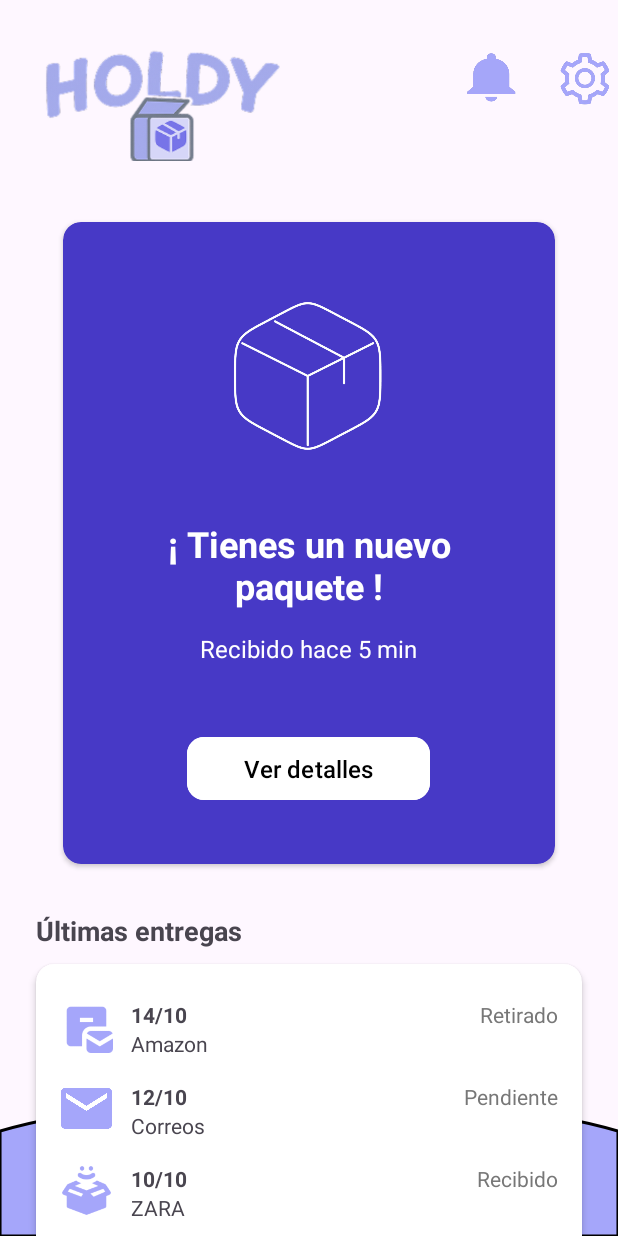
After one commit to LuisFV7/Holdy, an Android app: the layout inicio.xml on its own in the app's theme, with its tools: preview values and no code run, on a phone screen of 412 x 824 dp. The commit adds this screen. Run offline under Robolectric (Android 15) with nearby library versions, the phone set to English and light mode, and no system bars.

Commit message:
Diseño Inicio

```diff
--- a/app/build.gradle
+++ b/app/build.gradle
@@ -38,6 +38,7 @@ dependencies {
     implementation libs.material
     implementation libs.activity
     implementation libs.constraintlayout
+    implementation libs.firebase.firestore
     testImplementation libs.junit
     androidTestImplementation libs.ext.junit
     androidTestImplementation libs.espresso.core
--- a/app/src/main/java/com/example/holdy/LoginActivity.java
+++ b/app/src/main/java/com/example/holdy/LoginActivity.java
@@ -154,4 +154,9 @@ public class LoginActivity extends AppCompatActivity {
     public void volverAMain(View view) {
         finish();
     }
+
+    public void irARegistrarte(View view) {
+        Intent i = new Intent(this, RegistrarteActivity.class);
+        startActivity(i);
+    }
 }
--- /dev/null
+++ b/app/src/main/res/drawable/nav_background_curve.xml
@@ -0,0 +1,21 @@
+<?xml version="1.0" encoding="utf-8"?>
+<vector xmlns:android="http://schemas.android.com/apk/res/android"
+    android:width="400dp"
+    android:height="100dp"
+    android:viewportWidth="400"
+    android:viewportHeight="100">
+
+    <group
+        android:pivotX="200"
+        android:pivotY="50"
+        android:rotation="180">
+
+        <path
+            android:fillColor="#A5A6FA"
+            android:strokeColor="#000000"
+            android:strokeWidth="2"
+            android:pathData="M0,0 L400,0 L400,70
+                              C300,100 100,100 0,70
+                              Z" />
+    </group>
+</vector>
--- a/app/src/main/res/layout/activity_main.xml
+++ b/app/src/main/res/layout/activity_main.xml
@@ -71,6 +71,7 @@
         android:layout_marginTop="24dp"
         android:backgroundTint="#a5a6fa"
         android:fontFamily="@font/inter_semibold"
+        android:onClick="irARegistrarte"
         android:text="Registrarse"
         android:textColor="#23295c"
         android:textSize="14sp"
--- /dev/null
+++ b/app/src/main/res/layout/inicio.xml
@@ -0,0 +1,299 @@
+<?xml version="1.0" encoding="utf-8"?>
+<androidx.constraintlayout.widget.ConstraintLayout xmlns:android="http://schemas.android.com/apk/res/android"
+    xmlns:app="http://schemas.android.com/apk/res-auto"
+    xmlns:tools="http://schemas.android.com/tools"
+    android:layout_width="match_parent"
+    android:layout_height="match_parent"
+    android:backgroundTint="#FFFFFF">
+
+    <ImageView
+        android:id="@+id/imageView"
+        android:layout_width="186dp"
+        android:layout_height="116dp"
+        android:layout_marginStart="16dp"
+        android:layout_marginTop="8dp"
+        app:layout_constraintStart_toStartOf="parent"
+        app:layout_constraintTop_toTopOf="parent"
+        app:srcCompat="@drawable/logo" />
+
+    <ImageView
+        android:id="@+id/imageView9"
+        android:layout_width="40dp"
+        android:layout_height="40dp"
+        android:layout_marginStart="106dp"
+        android:layout_marginTop="32dp"
+        app:layout_constraintStart_toEndOf="@+id/imageView"
+        app:layout_constraintTop_toTopOf="parent"
+        app:srcCompat="@drawable/notificaciones" />
+
+    <ImageView
+        android:id="@+id/imageView10"
+        android:layout_width="35dp"
+        android:layout_height="35dp"
+        android:layout_marginStart="24dp"
+        app:layout_constraintBottom_toBottomOf="@+id/imageView9"
+        app:layout_constraintStart_toEndOf="@+id/imageView9"
+        app:layout_constraintTop_toTopOf="@+id/imageView9"
+        app:srcCompat="@drawable/settings" />
+
+    <!-- TARJETA MORADA DEL PAQUETE NUEVO -->
+    <androidx.cardview.widget.CardView
+        android:id="@+id/cardNuevoPaquete"
+        android:layout_width="328dp"
+        android:layout_height="428dp"
+        android:layout_marginStart="24dp"
+        android:layout_marginTop="24dp"
+        android:layout_marginEnd="24dp"
+        app:cardBackgroundColor="#4739C6"
+        app:cardCornerRadius="12dp"
+        app:layout_constraintEnd_toEndOf="parent"
+        app:layout_constraintStart_toStartOf="parent"
+        app:layout_constraintTop_toBottomOf="@+id/imageView">
+
+        <LinearLayout
+            android:layout_width="match_parent"
+            android:layout_height="411dp"
+            android:gravity="center"
+            android:orientation="vertical"
+            android:padding="24dp">
+
+            <ImageView
+                android:layout_width="120dp"
+                android:layout_height="157dp"
+                android:contentDescription="box"
+                android:src="@drawable/paquete_inicio" />
+
+            <TextView
+                android:layout_width="wrap_content"
+                android:layout_height="81dp"
+                android:layout_marginTop="8dp"
+                android:gravity="center"
+                android:text="¡ Tienes un nuevo paquete !"
+                android:textColor="@android:color/white"
+                android:textSize="24sp"
+                android:textStyle="bold" />
+
+            <TextView
+                android:layout_width="wrap_content"
+                android:layout_height="50dp"
+                android:layout_marginTop="4dp"
+                android:text="Recibido hace 5 min"
+                android:textColor="@android:color/white"
+                android:textSize="16sp" />
+
+            <Button
+                android:id="@+id/btnVerDetalles"
+                android:layout_width="162dp"
+                android:layout_height="50dp"
+                android:layout_marginTop="16dp"
+                android:backgroundTint="#FFFFFF"
+                android:text="Ver detalles"
+                android:textColor="#000000"
+                android:textSize="16sp"
+                app:cornerRadius="11dp" />
+
+        </LinearLayout>
+    </androidx.cardview.widget.CardView>
+
+
+    <!-- TEXTO “Últimas entregas” -->
+    <TextView
+        android:id="@+id/txtUltimas"
+        android:layout_width="wrap_content"
+        android:layout_height="wrap_content"
+        android:layout_marginStart="24dp"
+        android:layout_marginTop="32dp"
+        android:text="Últimas entregas"
+        android:textSize="18sp"
+        android:textStyle="bold"
+        app:layout_constraintStart_toStartOf="parent"
+        app:layout_constraintTop_toBottomOf="@+id/cardNuevoPaquete" />
+
+
+    <!-- CUADRO DE ÚLTIMAS ENTREGAS -->
+    <androidx.cardview.widget.CardView
+        android:id="@+id/cardEntregas"
+        android:layout_width="0dp"
+        android:layout_height="wrap_content"
+        android:layout_marginStart="24dp"
+        android:layout_marginTop="10dp"
+        android:layout_marginEnd="24dp"
+        app:cardCornerRadius="12dp"
+        app:cardElevation="3dp"
+        app:layout_constraintEnd_toEndOf="parent"
+        app:layout_constraintStart_toStartOf="parent"
+        app:layout_constraintTop_toBottomOf="@+id/txtUltimas">
+
+        <LinearLayout
+            android:layout_width="match_parent"
+            android:layout_height="wrap_content"
+            android:orientation="vertical"
+            android:padding="16dp">
+
+            <!-- ENTREGA 1 -->
+            <LinearLayout
+                android:layout_width="match_parent"
+                android:layout_height="wrap_content"
+                android:orientation="horizontal"
+                android:paddingVertical="8dp">
+
+                <ImageView
+                    android:layout_width="35dp"
+                    android:layout_height="35dp"
+                    android:src="@drawable/paquete_amazon" />
+
+                <LinearLayout
+                    android:layout_width="0dp"
+                    android:layout_height="wrap_content"
+                    android:layout_marginStart="12dp"
+                    android:layout_weight="1"
+                    android:orientation="vertical">
+
+                    <TextView
+                        android:layout_width="wrap_content"
+                        android:layout_height="wrap_content"
+                        android:text="14/10"
+                        android:textSize="14sp"
+                        android:textStyle="bold" />
+
+                    <TextView
+                        android:layout_width="wrap_content"
+                        android:layout_height="wrap_content"
+                        android:text="Amazon"
+                        android:textSize="14sp" />
+                </LinearLayout>
+
+                <TextView
+                    android:layout_width="wrap_content"
+                    android:layout_height="wrap_content"
+                    android:text="Retirado"
+                    android:textColor="#777"
+                    android:textSize="14sp" />
+            </LinearLayout>
+
+            <!-- ENTREGA 2 -->
+            <LinearLayout
+                android:layout_width="match_parent"
+                android:layout_height="wrap_content"
+                android:orientation="horizontal"
+                android:paddingVertical="8dp">
+
+                <ImageView
+                    android:layout_width="35dp"
+                    android:layout_height="35dp"
+                    android:src="@drawable/carta_correos" />
+
+                <LinearLayout
+                    android:layout_width="0dp"
+                    android:layout_height="wrap_content"
+                    android:layout_marginStart="12dp"
+                    android:layout_weight="1"
+                    android:orientation="vertical">
+
+                    <TextView
+                        android:layout_width="wrap_content"
+                        android:layout_height="wrap_content"
+                        android:text="12/10"
+                        android:textSize="14sp"
+                        android:textStyle="bold" />
+
+                    <TextView
+                        android:layout_width="wrap_content"
+                        android:layout_height="wrap_content"
+                        android:text="Correos"
+                        android:textSize="14sp" />
+                </LinearLayout>
+
+                <TextView
+                    android:layout_width="wrap_content"
+                    android:layout_height="wrap_content"
+                    android:text="Pendiente"
+                    android:textColor="#777"
+                    android:textSize="14sp" />
+            </LinearLayout>
+
+            <!-- ENTREGA 3 -->
+            <LinearLayout
+                android:layout_width="match_parent"
+                android:layout_height="wrap_content"
+                android:orientation="horizontal"
+                android:paddingVertical="8dp">
+
+                <ImageView
+                    android:layout_width="35dp"
+                    android:layout_height="35dp"
+                    android:src="@drawable/caja_zara" />
+
+                <LinearLayout
+                    android:layout_width="0dp"
+                    android:layout_height="wrap_content"
+                    android:layout_marginStart="12dp"
+                    android:layout_weight="1"
+                    android:orientation="vertical">
+
+                    <TextView
+                        android:layout_width="wrap_content"
+                        android:layout_height="wrap_content"
+                        android:text="10/10"
+                        android:textSize="14sp"
+                        android:textStyle="bold" />
+
+                    <TextView
+                        android:layout_width="wrap_content"
+                        android:layout_height="wrap_content"
+                        android:text="ZARA"
+                        android:textSize="14sp" />
+                </LinearLayout>
+
+                <TextView
+                    android:layout_width="wrap_content"
+                    android:layout_height="wrap_content"
+                    android:text="Recibido"
+                    android:textColor="#777"
+                    android:textSize="14sp" />
+            </LinearLayout>
+
+        </LinearLayout>
+    </androidx.cardview.widget.CardView>
+
+
+    <!-- BARRA DE NAVEGACIÓN INFERIOR PERSONALIZADA -->
+    <ImageView
+        android:id="@+id/navBackground"
+        android:layout_width="0dp"
+        android:layout_height="100dp"
+        android:src="@drawable/nav_background_curve"
+        android:scaleType="fitXY"
+        app:layout_constraintBottom_toBottomOf="parent"
+        app:layout_constraintStart_toStartOf="parent"
+        app:layout_constraintEnd_toEndOf="parent"/>
+
+    <ImageView
+        android:id="@+id/navHome"
+        android:layout_width="90dp"
+        android:layout_height="90dp"
+        android:layout_marginBottom="8dp"
+        android:src="@drawable/home_inicio"
+        app:layout_constraintBottom_toBottomOf="parent"
+        app:layout_constraintEnd_toEndOf="parent"
+        app:layout_constraintStart_toStartOf="parent" />
+
+    <ImageView
+        android:id="@+id/navCamara"
+        android:layout_width="90dp"
+        android:layout_height="90dp"
+        android:layout_marginStart="24dp"
+        android:src="@drawable/camara_inicio"
+        app:layout_constraintBottom_toBottomOf="parent"
+        app:layout_constraintStart_toStartOf="parent" />
+
+    <ImageView
+        android:id="@+id/navRight"
+        android:layout_width="90dp"
+        android:layout_height="90dp"
+        android:layout_marginEnd="24dp"
+        android:src="@drawable/perfil_inicio"
+        app:layout_constraintBottom_toBottomOf="parent"
+        app:layout_constraintEnd_toEndOf="parent" />
+
+</androidx.constraintlayout.widget.ConstraintLayout>
--- a/app/src/main/res/layout/login.xml
+++ b/app/src/main/res/layout/login.xml
@@ -174,6 +174,7 @@
             android:focusable="true"
             android:fontFamily="@font/inter_regular"
             android:includeFontPadding="false"
+            android:onClick="irARegistrarte"
             android:paddingHorizontal="4dp"
             android:text="@string/registrate_ul"
             android:textColor="@color/azul_23295c"
--- a/gradle/libs.versions.toml
+++ b/gradle/libs.versions.toml
@@ -7,6 +7,7 @@ appcompat = "1.7.1"
 material = "1.13.0"
 activity = "1.11.0"
 constraintlayout = "2.2.1"
+firebaseFirestore = "26.0.2"
 
 [libraries]
 junit = { group = "junit", name = "junit", version.ref = "junit" }
@@ -16,6 +17,7 @@ appcompat = { group = "androidx.appcompat", name = "appcompat", version.ref = "a
 material = { group = "com.google.android.material", name = "material", version.ref = "material" }
 activity = { group = "androidx.activity", name = "activity", version.ref = "activity" }
 constraintlayout = { group = "androidx.constraintlayout", name = "constraintlayout", version.ref = "constraintlayout" }
+firebase-firestore = { group = "com.google.firebase", name = "firebase-firestore", version.ref = "firebaseFirestore" }
 
 [plugins]
 android-application = { id = "com.android.application", version.ref = "agp" }
```
Also changed, not shown: app/src/main/res/drawable/caja_zara.png (added), app/src/main/res/drawable/camara_inicio.png (added), app/src/main/res/drawable/carta_correos.png (added), app/src/main/res/drawable/home_inicio.png (added), app/src/main/res/drawable/notificaciones.png (added), app/src/main/res/drawable/paquete_amazon.png (added), app/src/main/res/drawable/paquete_inicio.png (added), app/src/main/res/drawable/perfil_inicio.png (added), app/src/main/res/drawable/settings.png (added).
